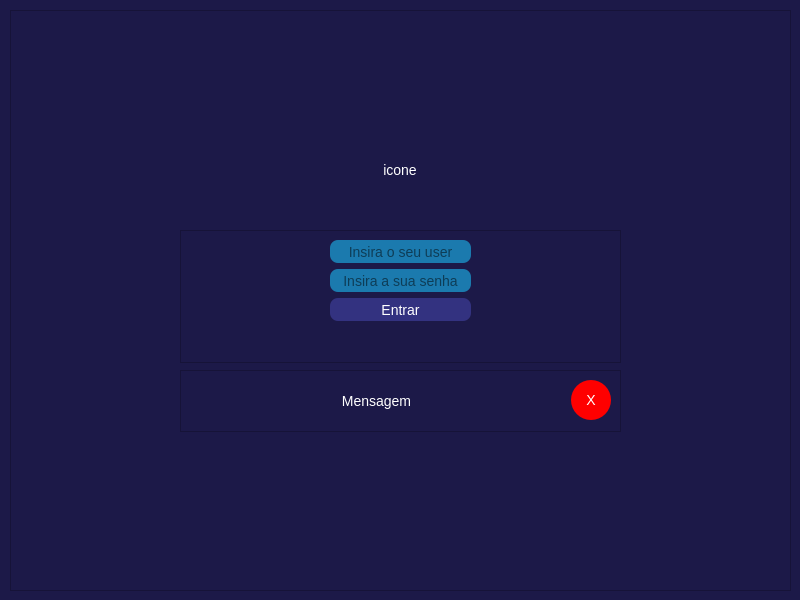
jhonestiago/BiblioLink, file view/gui_principal.ui: the form before one commit.
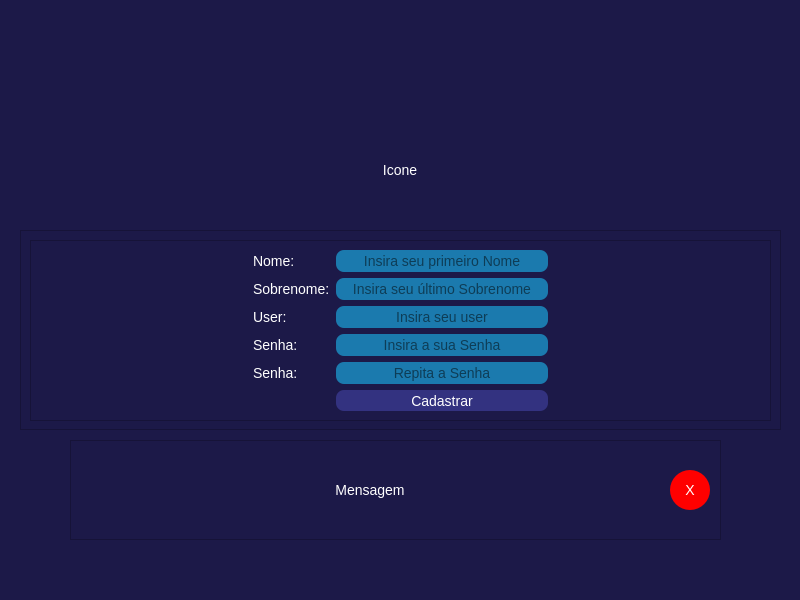
The form after the commit. The open tabs and pages were chosen to show the change.

```diff
--- a/view/gui_principal.ui
+++ b/view/gui_principal.ui
@@ -3204,6 +3204,283 @@
        </widget>
       </widget>
      </widget>
+     <widget class="QWidget" name="page_sistama_cadastro">
+      <widget class="QFrame" name="frame_cadastro_principal">
+       <property name="geometry">
+        <rect>
+         <x>10</x>
+         <y>10</y>
+         <width>781</width>
+         <height>581</height>
+        </rect>
+       </property>
+       <property name="styleSheet">
+        <string notr="true"/>
+       </property>
+       <property name="frameShape">
+        <enum>QFrame::NoFrame</enum>
+       </property>
+       <property name="frameShadow">
+        <enum>QFrame::Plain</enum>
+       </property>
+       <widget class="QLabel" name="label_icon_cadastro">
+        <property name="geometry">
+         <rect>
+          <x>340</x>
+          <y>110</y>
+          <width>100</width>
+          <height>100</height>
+         </rect>
+        </property>
+        <property name="styleSheet">
+         <string notr="true"/>
+        </property>
+        <property name="text">
+         <string>Icone</string>
+        </property>
+        <property name="alignment">
+         <set>Qt::AlignCenter</set>
+        </property>
+       </widget>
+       <widget class="QFrame" name="frame_cadastro_msg">
+        <property name="geometry">
+         <rect>
+          <x>60</x>
+          <y>430</y>
+          <width>651</width>
+          <height>100</height>
+         </rect>
+        </property>
+        <property name="styleSheet">
+         <string notr="true">QLabel {
+	border-radius: 2px;
+}</string>
+        </property>
+        <property name="frameShape">
+         <enum>QFrame::StyledPanel</enum>
+        </property>
+        <property name="frameShadow">
+         <enum>QFrame::Raised</enum>
+        </property>
+        <widget class="QLabel" name="label_cadastro_msg">
+         <property name="geometry">
+          <rect>
+           <x>15</x>
+           <y>35</y>
+           <width>570</width>
+           <height>30</height>
+          </rect>
+         </property>
+         <property name="text">
+          <string>Mensagem</string>
+         </property>
+         <property name="alignment">
+          <set>Qt::AlignCenter</set>
+         </property>
+        </widget>
+        <widget class="QPushButton" name="pushButton_cadastro_fechar_msg">
+         <property name="geometry">
+          <rect>
+           <x>600</x>
+           <y>30</y>
+           <width>40</width>
+           <height>40</height>
+          </rect>
+         </property>
+         <property name="styleSheet">
+          <string notr="true">QPushButton{
+	background-color: rgb(255, 0, 0);
+	border-radius: 20px;
+	font-size: 14px;
+	color: white;
+}</string>
+         </property>
+         <property name="text">
+          <string>X</string>
+         </property>
+        </widget>
+       </widget>
+       <widget class="QFrame" name="frame_cadastro_fundo">
+        <property name="geometry">
+         <rect>
+          <x>10</x>
+          <y>220</y>
+          <width>761</width>
+          <height>200</height>
+         </rect>
+        </property>
+        <property name="styleSheet">
+         <string notr="true">QLabel {
+	font-family: 'Candara', Arial, sans-serif;
+	font-size: 14px;
+}
+QLineEdit {
+	font-family: 'Candara', Arial, sans-serif;
+	font-size: 14px;
+	background-color: rgb(27, 122, 174);
+	border-radius: 8px;
+	height: 23px;
+}
+QPushButton {
+	font-family: 'Candara', Arial, sans-serif;
+	font-size: 14px;
+	background-color: rgb(51, 50, 128);
+	border-radius: 8px;
+	height: 23px;
+	color: rgb(255, 255, 255);
+}</string>
+        </property>
+        <property name="frameShape">
+         <enum>QFrame::StyledPanel</enum>
+        </property>
+        <property name="frameShadow">
+         <enum>QFrame::Raised</enum>
+        </property>
+        <widget class="QFrame" name="frame_cadastro_dados">
+         <property name="geometry">
+          <rect>
+           <x>10</x>
+           <y>10</y>
+           <width>741</width>
+           <height>181</height>
+          </rect>
+         </property>
+         <property name="frameShape">
+          <enum>QFrame::StyledPanel</enum>
+         </property>
+         <property name="frameShadow">
+          <enum>QFrame::Raised</enum>
+         </property>
+         <layout class="QGridLayout" name="gridLayout_11">
+          <item row="1" column="0">
+           <spacer name="horizontalSpacer_3">
+            <property name="orientation">
+             <enum>Qt::Horizontal</enum>
+            </property>
+            <property name="sizeHint" stdset="0">
+             <size>
+              <width>40</width>
+              <height>20</height>
+             </size>
+            </property>
+           </spacer>
+          </item>
+          <item row="2" column="3">
+           <widget class="QLineEdit" name="lineEdit_cadastro_usuario">
+            <property name="alignment">
+             <set>Qt::AlignCenter</set>
+            </property>
+            <property name="placeholderText">
+             <string>Insira seu user</string>
+            </property>
+           </widget>
+          </item>
+          <item row="3" column="1">
+           <widget class="QLabel" name="label_cadastro_senha_1">
+            <property name="text">
+             <string>Senha:</string>
+            </property>
+           </widget>
+          </item>
+          <item row="3" column="3">
+           <widget class="QLineEdit" name="lineEdit_cadastro_senha_1">
+            <property name="echoMode">
+             <enum>QLineEdit::Password</enum>
+            </property>
+            <property name="alignment">
+             <set>Qt::AlignCenter</set>
+            </property>
+            <property name="placeholderText">
+             <string>Insira a sua Senha</string>
+            </property>
+           </widget>
+          </item>
+          <item row="4" column="1">
+           <widget class="QLabel" name="label_cadastro_senha_2">
+            <property name="text">
+             <string>Senha:</string>
+            </property>
+           </widget>
+          </item>
+          <item row="4" column="3">
+           <widget class="QLineEdit" name="lineEdit_cadastro_senha_2">
+            <property name="echoMode">
+             <enum>QLineEdit::Password</enum>
+            </property>
+            <property name="alignment">
+             <set>Qt::AlignCenter</set>
+            </property>
+            <property name="placeholderText">
+             <string>Repita a Senha</string>
+            </property>
+           </widget>
+          </item>
+          <item row="1" column="4">
+           <spacer name="horizontalSpacer_4">
+            <property name="orientation">
+             <enum>Qt::Horizontal</enum>
+            </property>
+            <property name="sizeHint" stdset="0">
+             <size>
+              <width>40</width>
+              <height>20</height>
+             </size>
+            </property>
+           </spacer>
+          </item>
+          <item row="0" column="1">
+           <widget class="QLabel" name="label_cadastro_nome">
+            <property name="text">
+             <string>Nome:</string>
+            </property>
+           </widget>
+          </item>
+          <item row="0" column="3">
+           <widget class="QLineEdit" name="lineEdit_cadastro_nome">
+            <property name="alignment">
+             <set>Qt::AlignCenter</set>
+            </property>
+            <property name="placeholderText">
+             <string>Insira seu primeiro Nome</string>
+            </property>
+           </widget>
+          </item>
+          <item row="1" column="1" colspan="2">
+           <widget class="QLabel" name="label_cadastro_sobrenome">
+            <property name="text">
+             <string>Sobrenome:</string>
+            </property>
+           </widget>
+          </item>
+          <item row="1" column="3">
+           <widget class="QLineEdit" name="lineEdit_cadastro_sobrenome">
+            <property name="alignment">
+             <set>Qt::AlignCenter</set>
+            </property>
+            <property name="placeholderText">
+             <string>Insira seu último Sobrenome</string>
+            </property>
+           </widget>
+          </item>
+          <item row="2" column="1">
+           <widget class="QLabel" name="label_cadastro_usuario">
+            <property name="text">
+             <string>User:</string>
+            </property>
+           </widget>
+          </item>
+          <item row="5" column="3">
+           <widget class="QPushButton" name="pushButton_cadastro_cadastrar">
+            <property name="text">
+             <string>Cadastrar</string>
+            </property>
+           </widget>
+          </item>
+         </layout>
+        </widget>
+       </widget>
+      </widget>
+     </widget>
     </widget>
    </widget>
   </widget>
```
Left out of the diff: 83 changed lines with no effect on the pictures.
